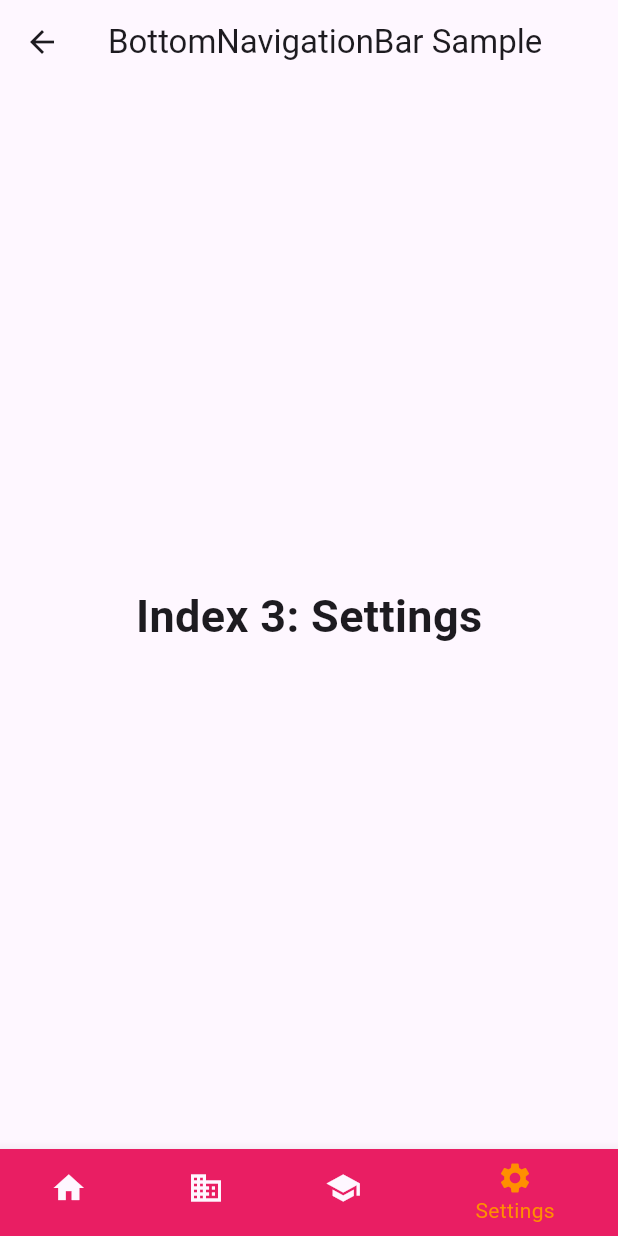
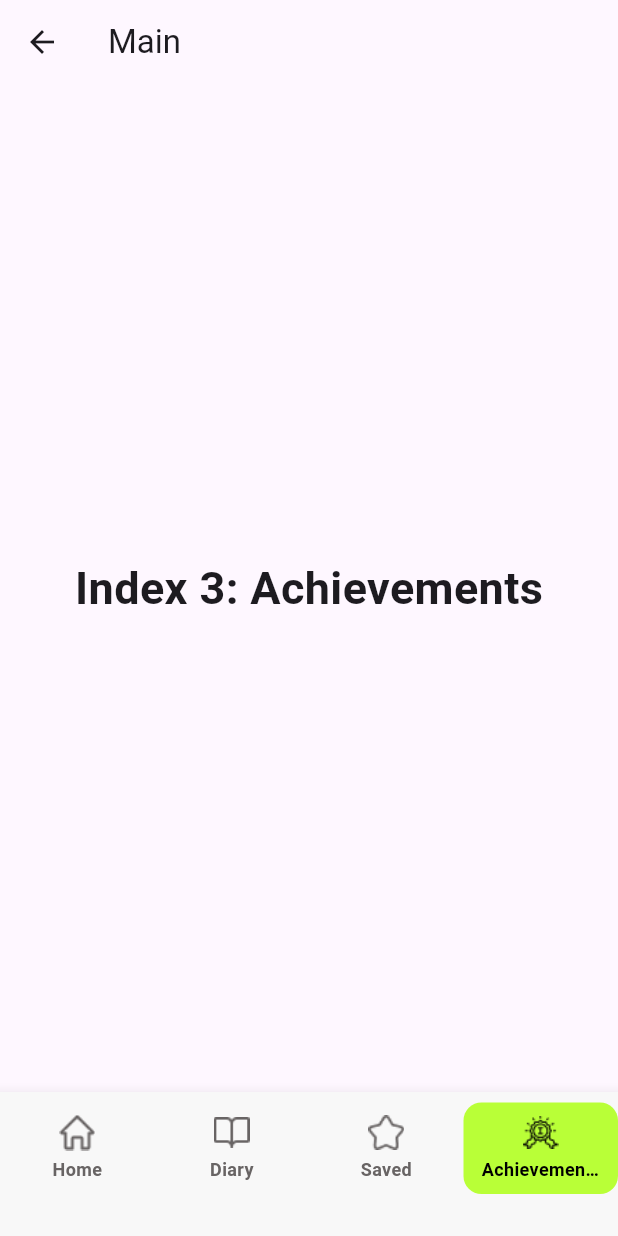
Before and after one commit to MuhammadHarisSiddiqui620/English-Learner-Flutter-App, a Flutter app: the BottomNavigationBarExample screen opened directly, item 4 of the bottom bar chosen, on a phone screen of 412 x 824 dp. Run offline on Flutter 3.47's test engine with Material 3 defaults, Android fonts, the phone set to English and light mode, and no system bars; missing offline and left inert: is_first_run.

Commit message:
English-Learner-Flutter-App[3]
Changes
- Bottom Navigation Half Implemented

Issues
- None

```diff
--- a/lib/Screens/BottomNavigationBar.dart
+++ b/lib/Screens/BottomNavigationBar.dart
@@ -4,17 +4,24 @@ class BottomNavigationBarExample extends StatefulWidget {
   const BottomNavigationBarExample({super.key});
 
   @override
-  State<BottomNavigationBarExample> createState() => _BottomNavigationBarExampleState();
+  State<BottomNavigationBarExample> createState() =>
+      _BottomNavigationBarExampleState();
 }
 
-class _BottomNavigationBarExampleState extends State<BottomNavigationBarExample> {
+class _BottomNavigationBarExampleState
+    extends State<BottomNavigationBarExample> {
   int _selectedIndex = 0;
-  static const TextStyle optionStyle = TextStyle(fontSize: 30, fontWeight: FontWeight.bold);
+
+  static const TextStyle optionStyle = TextStyle(
+    fontSize: 30,
+    fontWeight: FontWeight.bold,
+  );
+
   static const List<Widget> _widgetOptions = <Widget>[
     Text('Index 0: Home', style: optionStyle),
-    Text('Index 1: Business', style: optionStyle),
-    Text('Index 2: School', style: optionStyle),
-    Text('Index 3: Settings', style: optionStyle),
+    Text('Index 1: Diary', style: optionStyle),
+    Text('Index 2: Saved', style: optionStyle),
+    Text('Index 3: Achievements', style: optionStyle),
   ];
 
   void _onItemTapped(int index) {
@@ -26,35 +33,66 @@ class _BottomNavigationBarExampleState extends State<BottomNavigationBarExample>
   @override
   Widget build(BuildContext context) {
     return Scaffold(
-      appBar: AppBar(title: const Text('BottomNavigationBar Sample')),
+      appBar: AppBar(title: const Text('Main')),
       body: Center(child: _widgetOptions.elementAt(_selectedIndex)),
       bottomNavigationBar: BottomNavigationBar(
-        items: const <BottomNavigationBarItem>[
-          BottomNavigationBarItem(
-            icon: Icon(Icons.home),
-            label: 'Home',
-            backgroundColor: Colors.red,
-          ),
-          BottomNavigationBarItem(
-            icon: Icon(Icons.business),
-            label: 'Business',
-            backgroundColor: Colors.green,
-          ),
-          BottomNavigationBarItem(
-            icon: Icon(Icons.school),
-            label: 'School',
-            backgroundColor: Colors.purple,
-          ),
-          BottomNavigationBarItem(
-            icon: Icon(Icons.settings),
-            label: 'Settings',
-            backgroundColor: Colors.pink,
+        items: [
+          _buildNavItem(0, "assets/images/home_icon.png", "Home"),
+          _buildNavItem(1, "assets/images/diary_icon.png", "Diary"),
+          _buildNavItem(2, "assets/images/saved_icon.png", "Saved"),
+          _buildNavItem(
+            3,
+            "assets/images/achievements_icon.png",
+            "Achievements",
           ),
         ],
         currentIndex: _selectedIndex,
-        selectedItemColor: Colors.amber[800],
+        selectedItemColor: Colors.black,
+        unselectedItemColor: const Color(0xFF686464),
+        iconSize: 24,
+        type: BottomNavigationBarType.fixed,
+        backgroundColor: const Color(0xFFF8F8F8),
         onTap: _onItemTapped,
       ),
     );
   }
+
+  BottomNavigationBarItem _buildNavItem(
+    int index,
+    String iconPath,
+    String label,
+  ) {
+    bool isSelected = _selectedIndex == index;
+
+    return BottomNavigationBarItem(
+      icon: Container(
+        padding: const EdgeInsets.symmetric(vertical: 8, horizontal: 12),
+        decoration: BoxDecoration(
+          color: isSelected ? const Color(0xFFB9FF37) : Colors.transparent,
+          // ✅ Selected background color
+          borderRadius: BorderRadius.circular(12), // ✅ Rounded edges
+        ),
+        child: Column(
+          mainAxisSize: MainAxisSize.min,
+          children: [
+            ImageIcon(
+              AssetImage(iconPath),
+              color: isSelected ? Colors.black : const Color(0xFF686464),
+              size: 24,
+            ),
+            const SizedBox(height: 4),
+            Text(
+              label,
+              style: TextStyle(
+                fontSize: 12,
+                fontWeight: FontWeight.bold,
+                color: isSelected ? Colors.black : const Color(0xFF686464),
+              ),
+            ),
+          ],
+        ),
+      ),
+      label: '',
+    );
+  }
 }
--- a/lib/main.dart
+++ b/lib/main.dart
@@ -1,7 +1,5 @@
 import 'package:english_learner_flutter_app/Screens/SplashScreen.dart';
 import 'package:flutter/material.dart';
-
-import 'Screens/BottomNavigationBar.dart';
 
 void main() {
   runApp(const MyApp());
--- a/pubspec.yaml
+++ b/pubspec.yaml
@@ -15,16 +15,19 @@ dependencies:
   flutter:
     sdk: flutter
 
-
+  hive_flutter: ^1.1.0
   cupertino_icons: ^1.0.8
   is_first_run: ^1.0.0
   flutter_svg: ^2.0.17
+  hive_generator: ^2.0.1
+  hive: ^2.2.3
 
 dev_dependencies:
   flutter_test:
     sdk: flutter
 
   flutter_lints: ^5.0.0
+  build_runner: ^2.4.15
 
 # For information on the generic Dart part of this file, see the
 # following page: https://dart.dev/tools/pub/pubspec
```
Also changed, not shown: lib/Screens/SplashScreen.dart (+6 -6 lines), assets/images/achievements_icon.png (added), assets/images/diary_icon.png (added), assets/images/home_icon.png (added), assets/images/saved_icon.png (added), pubspec.lock, 1 other file.
